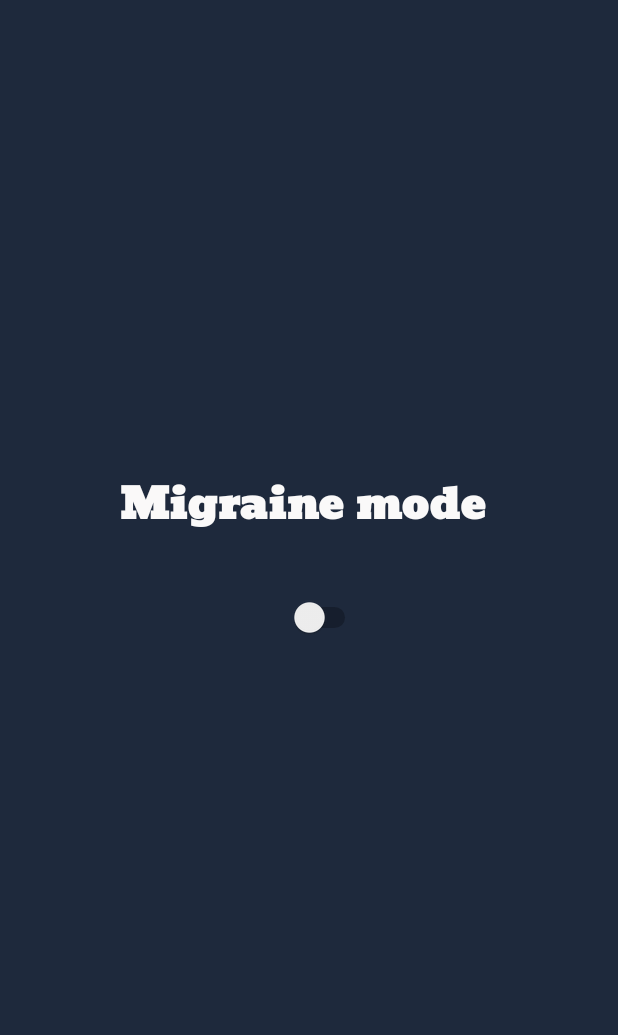
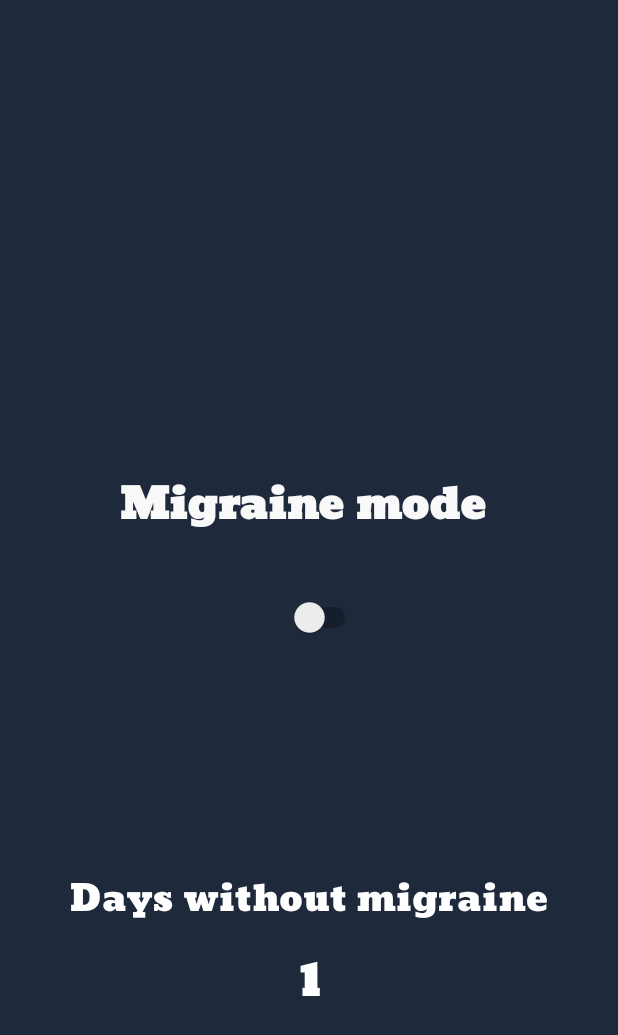
Before and after one commit to GeorgiosDrivas/MigraineMode, an Android app: the screen it shows after launch (MainActivity), on a phone screen of 412 x 824 dp. Shown: the top 1035 px of the screen. Run offline under Robolectric (Android 15) with nearby library versions, the phone set to English and light mode, and no system bars.

Commit message:
Feature: Days without migraine

```diff
--- /dev/null
+++ b/app/src/main/java/com/example/migrainehelper/DaysCounter.kt
@@ -0,0 +1,33 @@
+package com.example.migrainehelper
+
+import android.content.Context
+import java.text.SimpleDateFormat
+import java.util.Date
+import java.util.Locale
+
+class DaysCounter {
+
+    fun updateDailyCounter(context: Context): Int {
+        val prefs = context.getSharedPreferences("daily_counter_prefs", Context.MODE_PRIVATE)
+        val lastUpdatedDate = prefs.getString("last_updated", null)
+        val counter = prefs.getInt("counter", 0)
+
+        val today = getCurrentDate()
+
+        return if (lastUpdatedDate == null || lastUpdatedDate != today) {
+            val newCounter = counter + 1
+            prefs.edit()
+                .putInt("counter", newCounter)
+                .putString("last_updated", today)
+                .apply()
+            newCounter
+        } else {
+            counter
+        }
+    }
+
+    private fun getCurrentDate(): String {
+        val sdf = SimpleDateFormat("yyyy-MM-dd", Locale.getDefault())
+        return sdf.format(Date())
+    }
+}
--- a/app/src/main/java/com/example/migrainehelper/MainActivity.kt
+++ b/app/src/main/java/com/example/migrainehelper/MainActivity.kt
@@ -9,6 +9,7 @@ import android.net.Uri
 import android.os.Bundle
 import android.provider.Settings
 import android.widget.Switch
+import android.widget.TextView
 import androidx.activity.enableEdgeToEdge
 import androidx.appcompat.app.AppCompatActivity
 
@@ -24,9 +25,14 @@ class MainActivity : AppCompatActivity() {
         val intent = Intent("android.settings.ACTION_NOTIFICATION_LISTENER_SETTINGS")
         startActivity(intent)
 
+        val textView: TextView = findViewById(R.id.daysValue)
         val sw1: Switch? = findViewById(R.id.switch1)
         val brightnessCls = Brightness()
+        val daysCounter = DaysCounter()
         val silentMode = AudioMode(this)
+
+        val updatedCounter = daysCounter.updateDailyCounter(this)
+        textView.text = updatedCounter.toString()
 
         val sharedPreferences = getSharedPreferences("MyPrefs", MODE_PRIVATE)
 
--- a/app/src/main/res/layout/activity_main.xml
+++ b/app/src/main/res/layout/activity_main.xml
@@ -38,4 +38,34 @@
         app:layout_constraintStart_toStartOf="parent"
         app:layout_constraintTop_toTopOf="parent"
         app:layout_constraintVertical_bias="0.885" />
+
+    <TextView
+        android:id="@+id/textView2"
+        android:layout_width="wrap_content"
+        android:layout_height="wrap_content"
+        android:fontFamily="@font/angkor"
+        android:text="Days without migraine"
+        android:textColor="#FFFFFF"
+        android:textSize="24sp"
+        app:layout_constraintBottom_toBottomOf="parent"
+        app:layout_constraintEnd_toEndOf="parent"
+        app:layout_constraintHorizontal_bias="0.503"
+        app:layout_constraintStart_toStartOf="parent"
+        app:layout_constraintTop_toBottomOf="@+id/switch1"
+        app:layout_constraintVertical_bias="0.424" />
+
+    <TextView
+        android:id="@+id/daysValue"
+        android:layout_width="wrap_content"
+        android:layout_height="wrap_content"
+        android:fontFamily="@font/angkor"
+        android:text="0"
+        android:textColor="#FFFFFF"
+        android:textSize="34sp"
+        app:layout_constraintBottom_toBottomOf="parent"
+        app:layout_constraintEnd_toEndOf="parent"
+        app:layout_constraintHorizontal_bias="0.501"
+        app:layout_constraintStart_toStartOf="parent"
+        app:layout_constraintTop_toBottomOf="@+id/textView2"
+        app:layout_constraintVertical_bias="0.0" />
 </androidx.constraintlayout.widget.ConstraintLayout>
```
